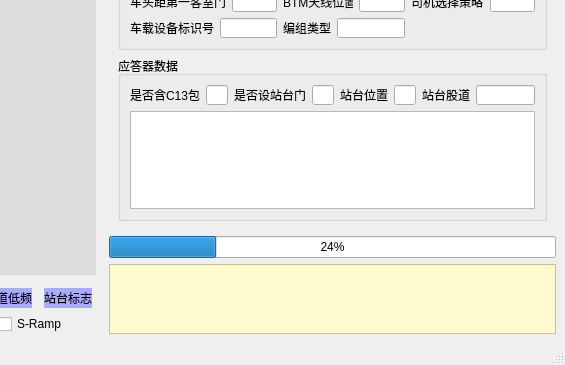
Above: LogMainWin.ui from BaoZT/LogPlot before the change; both pictures show x 637 to 1202 and y 468 to 833 of the 1202 by 833 pixel window. Below: the same form after it.
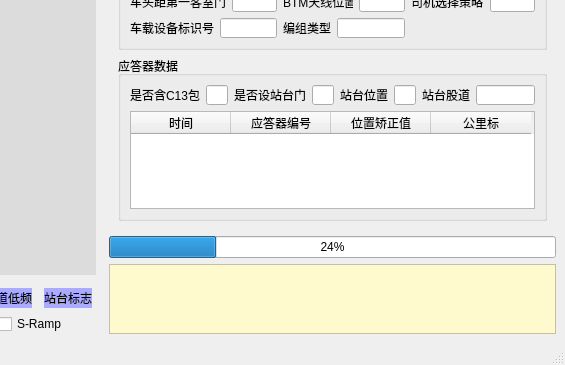
That is the form after the change. Icons and pictures are not drawn.

Commit message: 1.修复sp5正则表达式识别问题，"\w不含特殊字符导致识别错误" 2.实现一部分SP7显示 3.增加记录加载后的初始化函数，实现记录加载后的界面初始化显示 --- 下一步： 表格交互：双击定位光标（标注模式下，类似计数器发射信号更新界面）          单机显示详细信息，是否JD 表格筛序：直接筛选JD，并且JD在列表中深色背景，另外初始化表格大小考虑动态

```diff
--- a/LogMainWin.ui
+++ b/LogMainWin.ui
@@ -2814,7 +2814,28 @@
                 </layout>
                </item>
                <item>
-                <widget class="QTableWidget" name="tableWidget_2"/>
+                <widget class="QTableWidget" name="tableATPBTM">
+                 <column>
+                  <property name="text">
+                   <string>时间</string>
+                  </property>
+                 </column>
+                 <column>
+                  <property name="text">
+                   <string>应答器编号</string>
+                  </property>
+                 </column>
+                 <column>
+                  <property name="text">
+                   <string>位置矫正值</string>
+                  </property>
+                 </column>
+                 <column>
+                  <property name="text">
+                   <string>公里标</string>
+                  </property>
+                 </column>
+                </widget>
                </item>
               </layout>
              </widget>
```
The commit also changes 4 other files.
